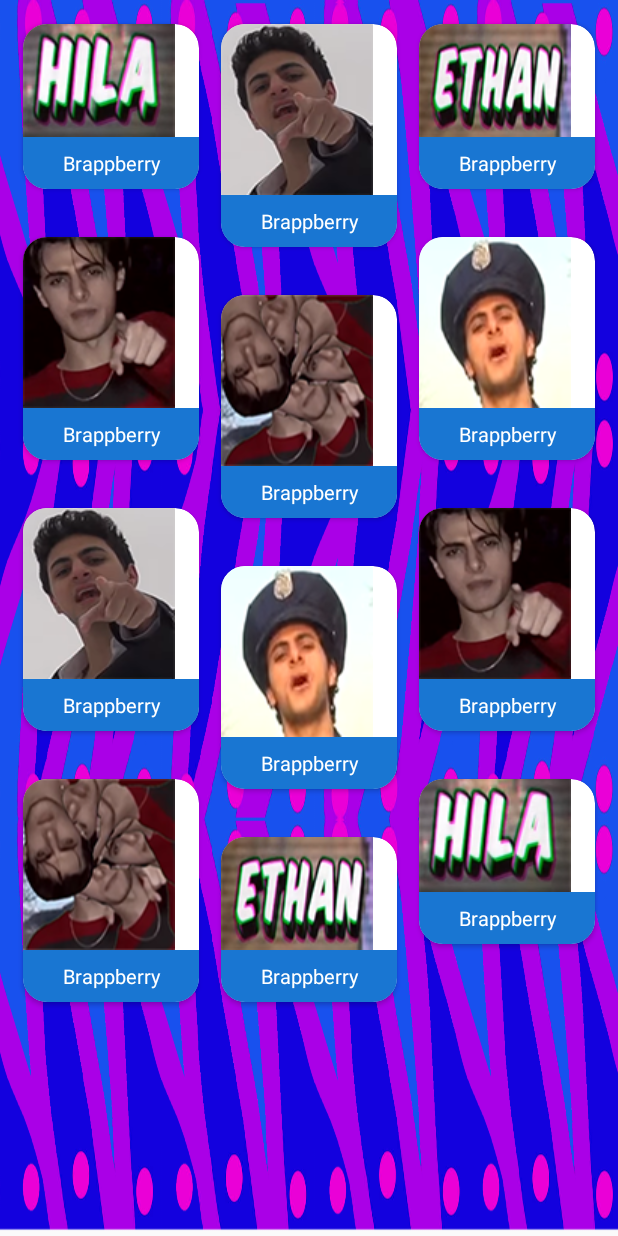
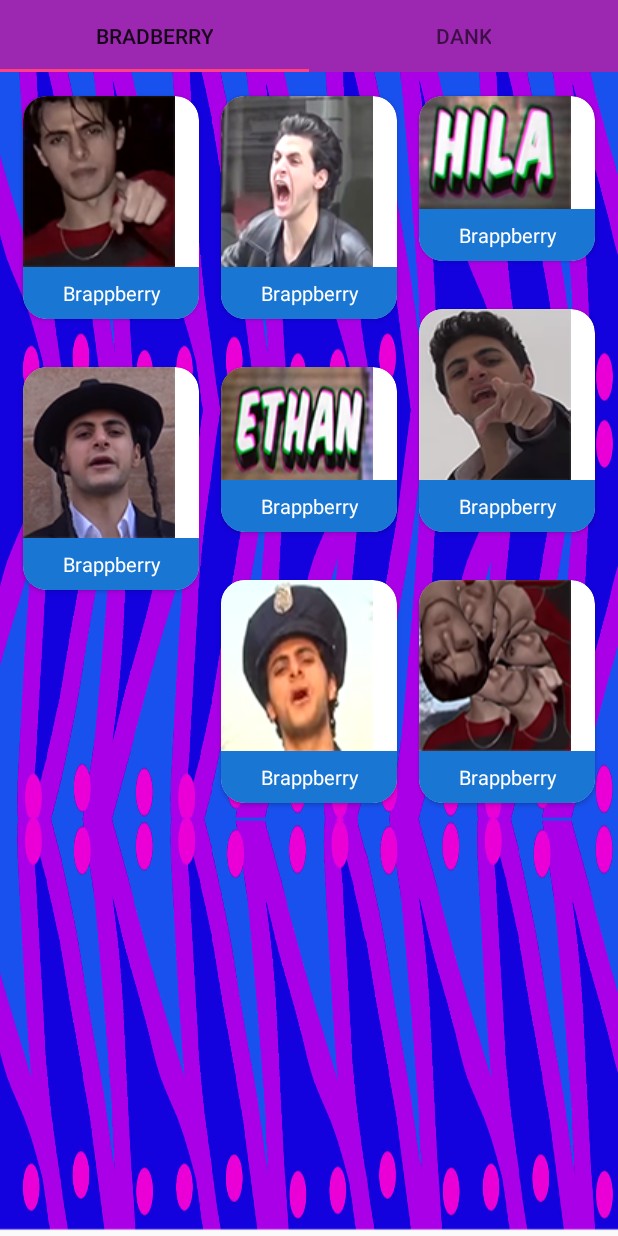
Before and after one commit to DarkNormal/ETHAN-BRAPPBERRY, an Android app: the screen it shows after launch (MemeListActivity), on a phone screen of 412 x 824 dp. Run offline under Robolectric (Android 15) with nearby library versions, the light colour scheme and no system bars.

Commit message:
TabLayout initially added

```diff
--- a/app/build.gradle
+++ b/app/build.gradle
@@ -28,11 +28,12 @@ android {
 dependencies {
     compile fileTree(include: ['*.jar'], dir: 'libs')
 
+
+
     compile 'com.android.support:appcompat-v7:25.0.1'
-    compile 'com.google.android.gms:play-services-ads:9.0.0'
+    compile 'com.google.android.gms:play-services-ads:9.8.0'
     compile 'com.android.support:design:25.0.1'
     compile 'com.android.support:cardview-v7:25.0.1'
-
-
+    compile 'com.android.support:support-v4:25.0.1'
     testCompile 'junit:junit:4.12'
 }
--- /dev/null
+++ b/app/src/main/java/com/marklordan/brappberry/BradberryMemeListFragment.java
@@ -0,0 +1,97 @@
+package com.marklordan.brappberry;
+
+import android.content.res.TypedArray;
+import android.os.Bundle;
+import android.support.v4.app.Fragment;
+import android.media.MediaPlayer;
+import android.support.v7.widget.RecyclerView;
+import android.support.v7.widget.StaggeredGridLayoutManager;
+import android.view.LayoutInflater;
+import android.view.View;
+import android.view.ViewGroup;
+import android.widget.ImageView;
+
+import java.util.ArrayList;
+import java.util.List;
+
+/**
+ * Created by Mark on 13/11/2016.
+ */
+
+public class BradberryMemeListFragment extends Fragment{
+
+    private MemeAdapter mMemeAdapter;
+    private RecyclerView mMemeRecyclerView;
+    private List<Meme> mMemeObjList = new ArrayList<>();
+    @Override
+    public View onCreateView (LayoutInflater inflater,ViewGroup container, Bundle savedInstanceState){
+        View v = inflater.inflate(R.layout.fragment_meme_list, container, false);
+        mMemeRecyclerView = (RecyclerView) v.findViewById(R.id.meme_recycler_view);
+
+        mMemeRecyclerView.setLayoutManager(new StaggeredGridLayoutManager(3, StaggeredGridLayoutManager.VERTICAL));
+        mMemeRecyclerView.setHasFixedSize(true);
+        TypedArray spicyMemes = getResources().obtainTypedArray(R.array.bradberry_meme_audio_source_list);
+        TypedArray spicyMemesImages = getResources().obtainTypedArray(R.array.bradberry_meme_image_source_list);
+        for (int i = 0; i < spicyMemes.length(); i++) {
+            int memeSoundResourceId = spicyMemes.getResourceId(i, -1);
+            int memeImageResourceId = spicyMemesImages.getResourceId(i, -1);
+            Meme meme = new Meme(memeSoundResourceId, memeImageResourceId);
+            mMemeObjList.add(meme);
+        }
+        if(mMemeAdapter == null){
+            mMemeAdapter = new MemeAdapter(mMemeObjList);
+            mMemeRecyclerView.setAdapter(mMemeAdapter);
+        }
+        return v;
+    }
+
+
+    private class MemeHolder extends RecyclerView.ViewHolder implements View.OnClickListener{
+        private ImageView memeImageView;
+        private Meme meme;
+        public MemeHolder(View itemView) {
+            super(itemView);
+            itemView.setOnClickListener(this);
+            memeImageView = (ImageView) itemView.findViewById(R.id.meme_image_view);
+        }
+        @Override
+        public void onClick(View view) {
+            MediaPlayer mp = MediaPlayer.create(getActivity(), meme.getSoundResourceId());
+            mp.setOnCompletionListener(new android.media.MediaPlayer.OnCompletionListener() {
+                @Override
+                public void onCompletion(android.media.MediaPlayer mp) {
+                    mp.release();
+                }
+            });
+            mp.start();
+        }
+        public void bindMeme(Meme meme){
+            this.meme = meme;
+            memeImageView.setImageDrawable(getResources().getDrawable(meme.getImageResourceId()));
+        }
+    }
+    private class MemeAdapter extends RecyclerView.Adapter<MemeHolder>{
+        private List<Meme> mMemeList;
+        public MemeAdapter(List<Meme> memes){
+            mMemeList = memes;
+        }
+        @Override
+        public MemeHolder onCreateViewHolder(ViewGroup parent, int viewType) {
+            LayoutInflater layoutInflater = LayoutInflater.from(getActivity());
+            View v = layoutInflater.inflate(R.layout.list_item_meme, parent, false);
+            return new MemeHolder(v);
+        }
+        @Override
+        public void onBindViewHolder(MemeHolder holder, int position) {
+                Meme meme = mMemeList.get(position);
+                holder.bindMeme(meme);
+        }
+        @Override
+        public int getItemCount() {
+            return mMemeList.size();
+        }
+        public void setMemes(List<Meme> memes){
+            mMemeList = memes;
+        }
+    }
+}
--- a/app/src/main/java/com/marklordan/brappberry/MemeListFragment.java
+++ b/app/src/main/java/com/marklordan/brappberry/H3H3MemeListFragment.java
@@ -18,7 +18,7 @@ import java.util.List;
  * Created by Mark on 13/11/2016.
  */
 
-public class MemeListFragment  extends Fragment{
+public class H3H3MemeListFragment extends Fragment{
 
     private MemeAdapter mMemeAdapter;
     private RecyclerView mMemeRecyclerView;
@@ -83,8 +83,8 @@ public class MemeListFragment  extends Fragment{
         }
         @Override
         public void onBindViewHolder(MemeHolder holder, int position) {
-                Meme meme = mMemeList.get(position);
-                holder.bindMeme(meme);
+            Meme meme = mMemeList.get(position);
+            holder.bindMeme(meme);
         }
         @Override
         public int getItemCount() {
--- a/app/src/main/java/com/marklordan/brappberry/MemeListActivity.java
+++ b/app/src/main/java/com/marklordan/brappberry/MemeListActivity.java
@@ -12,6 +12,6 @@ public class MemeListActivity extends SingleFragmentActivity{
 
     @Override
     protected Fragment createFragment() {
-        return new MemeListFragment();
+        return new BradberryMemeListFragment();
     }
 }
--- a/app/src/main/java/com/marklordan/brappberry/SingleFragmentActivity.java
+++ b/app/src/main/java/com/marklordan/brappberry/SingleFragmentActivity.java
@@ -1,9 +1,13 @@
 package com.marklordan.brappberry;
 
 import android.os.Bundle;
+import android.support.design.widget.TabLayout;
 import android.support.v4.app.Fragment;
 import android.support.v4.app.FragmentManager;
+import android.support.v4.app.FragmentPagerAdapter;
+import android.support.v4.view.ViewPager;
 import android.support.v7.app.AppCompatActivity;
+import android.support.v7.widget.Toolbar;
 
 /**
  * Created by Mark on 18/11/2016.
@@ -18,14 +22,51 @@ public abstract class SingleFragmentActivity extends AppCompatActivity {
         super.onCreate(savedInstanceState);
         setContentView(R.layout.activity_fragment);
 
-        FragmentManager fm = getSupportFragmentManager();
-        Fragment fragment = fm.findFragmentById(R.id.fragment_container);
-        if(fragment == null){
-            fragment = createFragment();
-            fm.beginTransaction()
-                    .add(R.id.fragment_container, fragment)
-                    .commit();
 
+//        Toolbar toolbar = (Toolbar) findViewById(R.id.toolbar);
+        TabLayout tabLayout = (TabLayout) findViewById(R.id.tab_layout);
+        ViewPager viewPager = (ViewPager) findViewById(R.id.pager);
+
+//        if (toolbar != null) {
+//            setSupportActionBar(toolbar);
+//        }
+
+        viewPager.setAdapter(new SectionPagerAdapter(getSupportFragmentManager()));
+        tabLayout.setupWithViewPager(viewPager);
+
+    }
+
+    public class SectionPagerAdapter extends FragmentPagerAdapter {
+
+        public SectionPagerAdapter(FragmentManager fm) {
+            super(fm);
+        }
+
+        @Override
+        public Fragment getItem(int position) {
+            switch (position) {
+                case 0:
+                    return new BradberryMemeListFragment();
+                case 1:
+                default:
+                    return new H3H3MemeListFragment();
+            }
+        }
+
+        @Override
+        public int getCount() {
+            return 2;
+        }
+
+        @Override
+        public CharSequence getPageTitle(int position) {
+            switch (position) {
+                case 0:
+                    return "Bradberry";
+                case 1:
+                default:
+                    return "Dank";
+            }
         }
     }
 }
--- a/app/src/main/res/layout/activity_fragment.xml
+++ b/app/src/main/res/layout/activity_fragment.xml
@@ -1,9 +1,31 @@
 <?xml version="1.0" encoding="utf-8"?>
-<FrameLayout xmlns:android="http://schemas.android.com/apk/res/android"
-             android:id="@+id/fragment_container"
+<LinearLayout xmlns:android="http://schemas.android.com/apk/res/android"
               android:layout_width="match_parent"
-             android:background="@drawable/h3h3backgroundlarge"
-              android:layout_height="match_parent">
+              android:background="@drawable/h3h3backgroundlarge"
+              android:layout_height="match_parent"
+              android:orientation="vertical">
 
 
-</FrameLayout>
+
+<android.support.design.widget.TabLayout
+    android:id="@+id/tab_layout"
+    android:layout_width="match_parent"
+    android:background="?attr/colorPrimary"
+    android:layout_height="wrap_content"/>
+
+<android.support.v4.view.ViewPager
+    android:id="@+id/pager"
+    android:layout_width="match_parent"
+    android:layout_height="match_parent"/>
+
+</LinearLayout>
+
+    <!--<?xml version="1.0" encoding="utf-8"?>-->
+    <!--<FrameLayout xmlns:android="http://schemas.android.com/apk/res/android"-->
+    <!--android:id="@+id/fragment_container"-->
+    <!--android:layout_width="match_parent"-->
+    <!--android:layout_height="match_parent">-->
+    <!---->
+
+
+    <!--</FrameLayout>-->
--- /dev/null
+++ b/app/src/main/res/layout/fragment_h3_h3_meme_list.xml
@@ -0,0 +1,13 @@
+<FrameLayout xmlns:android="http://schemas.android.com/apk/res/android"
+             xmlns:tools="http://schemas.android.com/tools"
+             android:layout_width="match_parent"
+             android:layout_height="match_parent"
+             tools:context="com.marklordan.brappberry.H3H3MemeListFragment">
+
+    <!-- TODO: Update blank fragment layout -->
+    <TextView
+        android:layout_width="match_parent"
+        android:layout_height="match_parent"
+        android:text="@string/hello_blank_fragment"/>
+
+</FrameLayout>
--- a/app/src/main/res/values/strings.xml
+++ b/app/src/main/res/values/strings.xml
@@ -12,32 +12,44 @@
     <string name="banner_ad_unit_id">ca-app-pub-7877750937176448/6685317819</string>
     <string name="imageContentDescription">image of sound to play</string>
 
-    <string-array name="meme_audio_source_list">
+    <string-array name="bradberry_meme_audio_source_list">
+        <item>@raw/bradberry</item>
+        <item>@raw/slammin</item>
         <item>@raw/hilabradberry</item>
         <item>@raw/et</item>
+        <item>@raw/bradberry_muslim_jewish</item>
         <item>@raw/ethanbradberry</item>
+        <item>@raw/copberry</item>
+        <item>@raw/brrrradberry</item>
+    </string-array>
+    <string-array name="bradberry_meme_image_source_list">
+        <item>@drawable/bradberrypoint</item>
+        <item>@drawable/slamminberry</item>
+        <item>@drawable/hila</item>
+        <item>@drawable/pointyberry</item>
+        <item>@drawable/jewishberry</item>
+        <item>@drawable/ethan</item>
+        <item>@drawable/copberry</item>
+        <item>@drawable/brrradberry</item>
+    </string-array>
+
+    <string-array name="meme_audio_source_list">
+        <item>@raw/ok_cunt_final</item>
+        <item>@raw/clickwoohoo</item>
+        <item>@raw/however_comma</item>
         <item>@raw/bradberry</item>
         <item>@raw/copberry</item>
         <item>@raw/brrrradberry</item>
-        <item>@raw/et</item>
-        <item>@raw/bradberry</item>
-        <item>@raw/copberry</item>
-        <item>@raw/brrrradberry</item>
-        <item>@raw/hilabradberry</item>
-        <item>@raw/ethanbradberry</item>
     </string-array>
     <string-array name="meme_image_source_list">
-        <item>@drawable/hila</item>
-        <item>@drawable/pointyberry</item>
+        <item>@drawable/idubbbz1</item>
         <item>@drawable/ethan</item>
+        <item>@drawable/idubbbz2</item>
         <item>@drawable/bradberrypoint</item>
         <item>@drawable/copberry</item>
         <item>@drawable/brrradberry</item>
-        <item>@drawable/pointyberry</item>
-        <item>@drawable/bradberrypoint</item>
-        <item>@drawable/copberry</item>
-        <item>@drawable/brrradberry</item>
-        <item>@drawable/hila</item>
-        <item>@drawable/ethan</item>
     </string-array>
+
+    <!-- TODO: Remove or change this placeholder text -->
+    <string name="hello_blank_fragment">Hello blank fragment</string>
 </resources>
```
